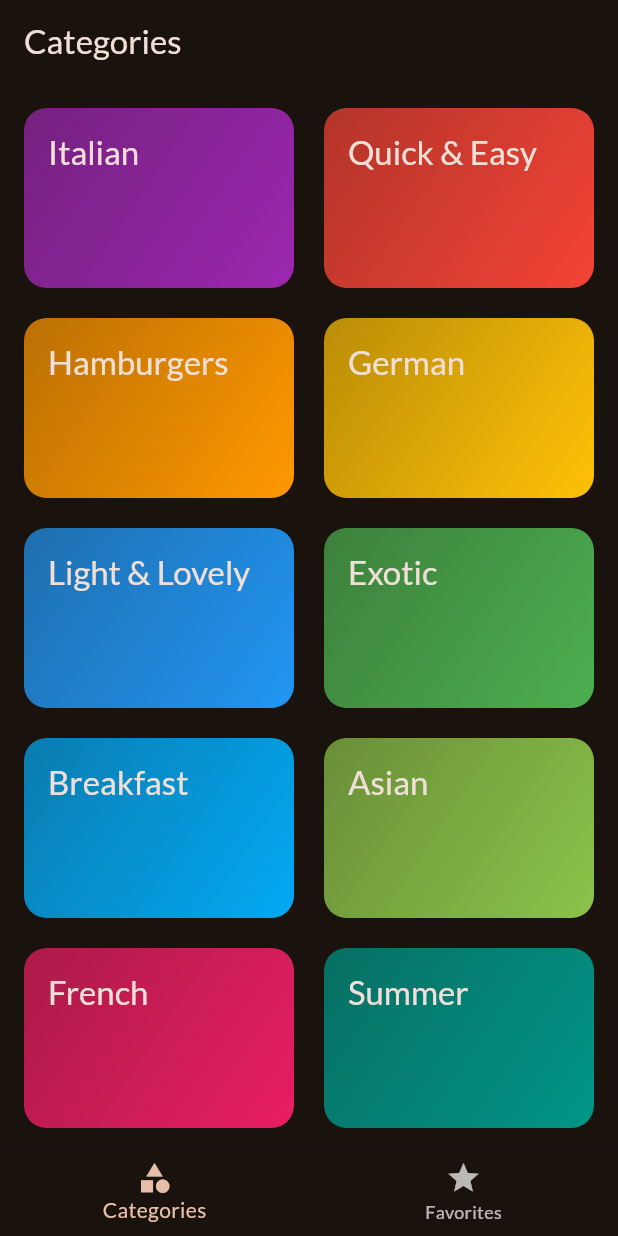
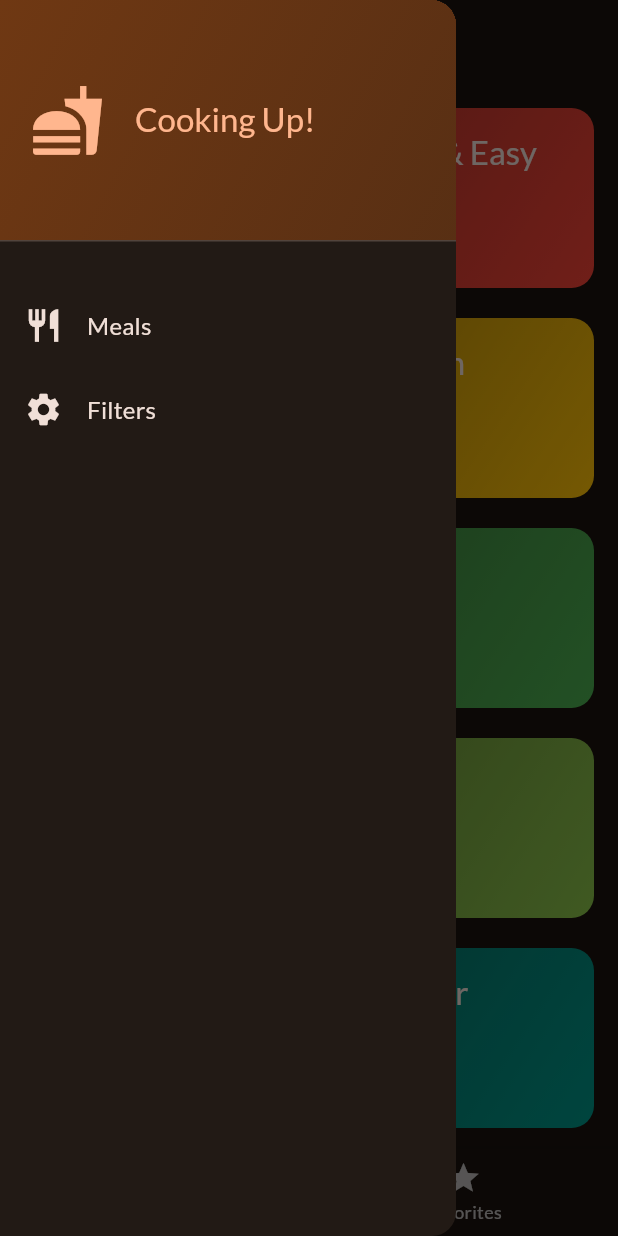
Before and after one commit to AlexTritecky/meals_app, a Flutter app: the screen it shows after launch, with the side drawer open (before the commit the screen has no drawer), on a phone screen of 412 x 824 dp. Run offline on Flutter 3.47's test engine with Material 2 defaults, Android fonts, the phone set to English and light mode, and no system bars; our stand-ins replace google_fonts, transparent_image.

Commit message:
add filters

```diff
--- /dev/null
+++ b/client/lib/widgets/main_drawer.dart
@@ -0,0 +1,74 @@
+import 'package:flutter/material.dart';
+
+class MainDrawer extends StatelessWidget {
+  const MainDrawer({Key? key, required this.onSelectScreen}) : super(key: key);
+
+  final void Function(String identifier) onSelectScreen;
+
+  @override
+  Widget build(BuildContext context) {
+    return Drawer(
+      child: Column(
+        children: [
+          DrawerHeader(
+              padding: const EdgeInsets.all(20),
+              decoration: BoxDecoration(
+                gradient: LinearGradient(
+                  colors: [
+                    Theme.of(context).colorScheme.primaryContainer,
+                    Theme.of(context)
+                        .colorScheme
+                        .primaryContainer
+                        .withOpacity(0.7),
+                  ],
+                  begin: Alignment.topLeft,
+                  end: Alignment.bottomRight,
+                ),
+              ),
+              child: Row(
+                children: [
+                  Icon(Icons.fastfood,
+                      size: 50, color: Theme.of(context).colorScheme.primary),
+                  const SizedBox(width: 20),
+                  Text(
+                    'Cooking Up!',
+                    style: Theme.of(context).textTheme.titleLarge!.copyWith(
+                          color: Theme.of(context).colorScheme.primary,
+                        ),
+                  ),
+                ],
+              )),
+          const SizedBox(height: 20),
+          ListTile(
+            leading: Icon(
+              Icons.restaurant,
+              size: 26,
+              color: Theme.of(context).colorScheme.onBackground,
+            ),
+            title: Text('Meals',
+                style: Theme.of(context).textTheme.titleMedium!.copyWith(
+                      color: Theme.of(context).colorScheme.onBackground,
+                    )),
+            onTap: () {
+              onSelectScreen('meals');
+            },
+          ),
+          ListTile(
+            leading: Icon(
+              Icons.settings,
+              size: 26,
+              color: Theme.of(context).colorScheme.onBackground,
+            ),
+            title: Text('Filters',
+                style: Theme.of(context).textTheme.titleMedium!.copyWith(
+                      color: Theme.of(context).colorScheme.onBackground,
+                    )),
+            onTap: () {
+              onSelectScreen('filters');
+            },
+          ),
+        ],
+      ),
+    );
+  }
+}
```
Also changed, not shown: client/lib/screens/filters.dart (added, +62 -0 lines), client/lib/screens/tabs.dart (+24 -1 lines).
